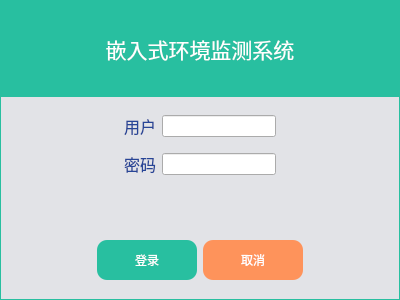
First picture: the form in dialog_login.ui, repository CodePupil-min/eems, before the edit.
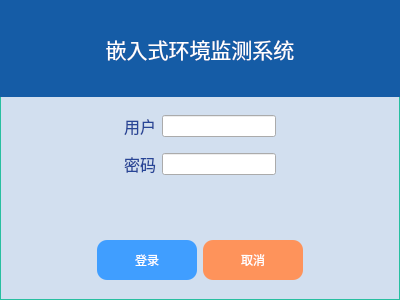
Second picture: the form after the edit.

Patch:
```diff
--- a/dialog_login.ui
+++ b/dialog_login.ui
@@ -22,7 +22,7 @@
   <property name="styleSheet">
    <string notr="true">#dialog_login{
 border:1px solid #28BFA0;
-background-color:#E2E3E7;
+background-color:#D2DFEF;
 }</string>
   </property>
   <layout class="QVBoxLayout" name="verticalLayout">
@@ -44,9 +44,8 @@
    <item>
     <widget class="QWidget" name="widget_3" native="true">
      <property name="styleSheet">
-      <string notr="true">background-color:#28BFA0;
+      <string notr="true">background-color:#155CA6;
 color:white;
-border:1px solid #28BFA0;
 </string>
      </property>
      <layout class="QVBoxLayout" name="verticalLayout_2">
@@ -157,7 +156,7 @@
 color:white;
 }
 #login{
-background-color:#28BFA0;
+background-color:#409EFF
 }
 #login:hover{
 background-color:#14CDAB
```
Left out of the diff: 4 changed lines with no effect on the pictures.
